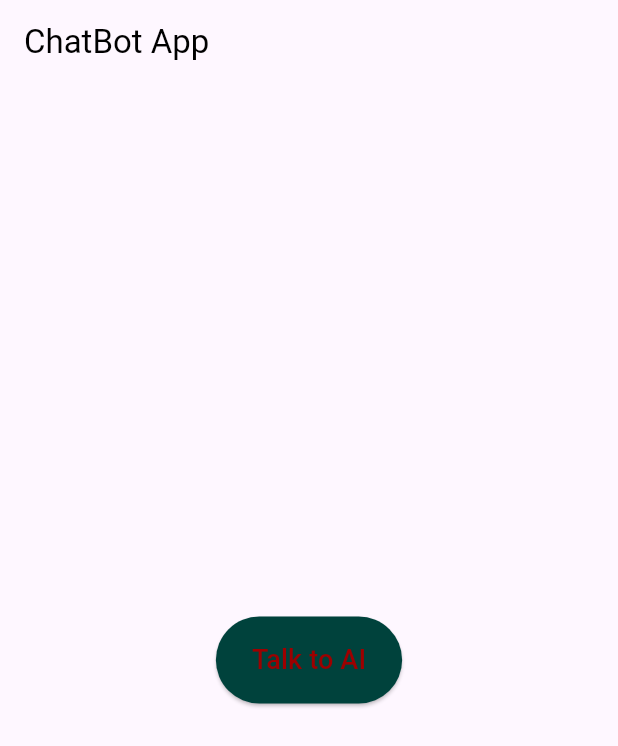
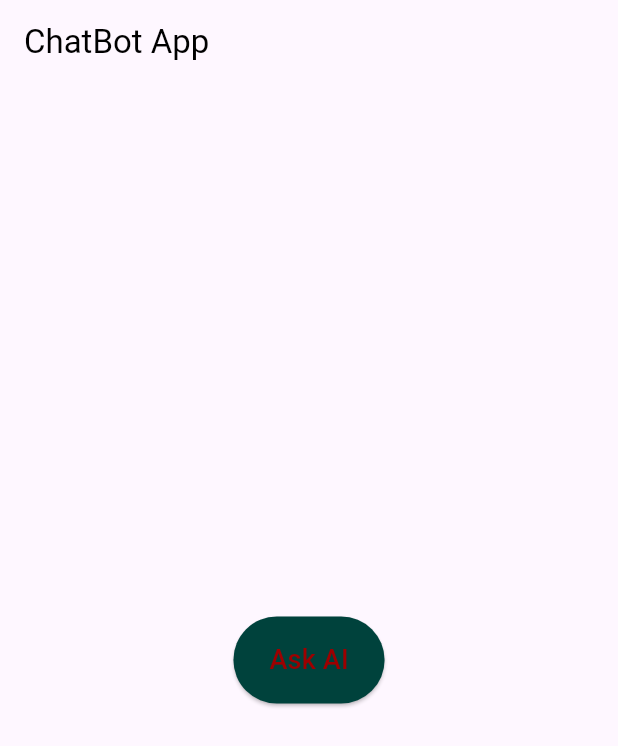
Before and after one commit to othmaneelwahidi/flutter2, a Flutter app: the screen it shows after launch, on a phone screen of 412 x 824 dp. Shown: the top 746 px of the screen. Run offline on Flutter 3.47's test engine with Material 3 defaults, Android fonts, the phone set to English and light mode, and no system bars; our stand-ins replace flutter_bloc.

Commit message:
changing tests

```diff
--- a/lib/pages/dashboard.page.dart
+++ b/lib/pages/dashboard.page.dart
@@ -30,7 +30,7 @@ class DashboardPage extends StatelessWidget {
             padding: const EdgeInsets.symmetric(horizontal: 24, vertical: 16),
           ),
           child: const Text(
-            "Talk to AI",
+            "Ask AI",
             style: TextStyle(fontSize: 18),
           ),
         ),
--- a/lib/pages/deep.page.dart
+++ b/lib/pages/deep.page.dart
@@ -44,7 +44,7 @@ class DeepSeekPage extends StatelessWidget {
                         "${state.errorMessage}",
                         style: TextStyle(color: Colors.red),
                       ),
-                      ElevatedButton(onPressed: () {}, child: Text("Retry"))
+                      ElevatedButton(onPressed: () {}, child: Text("Try again"))
                     ],
                   );
                 }
```
